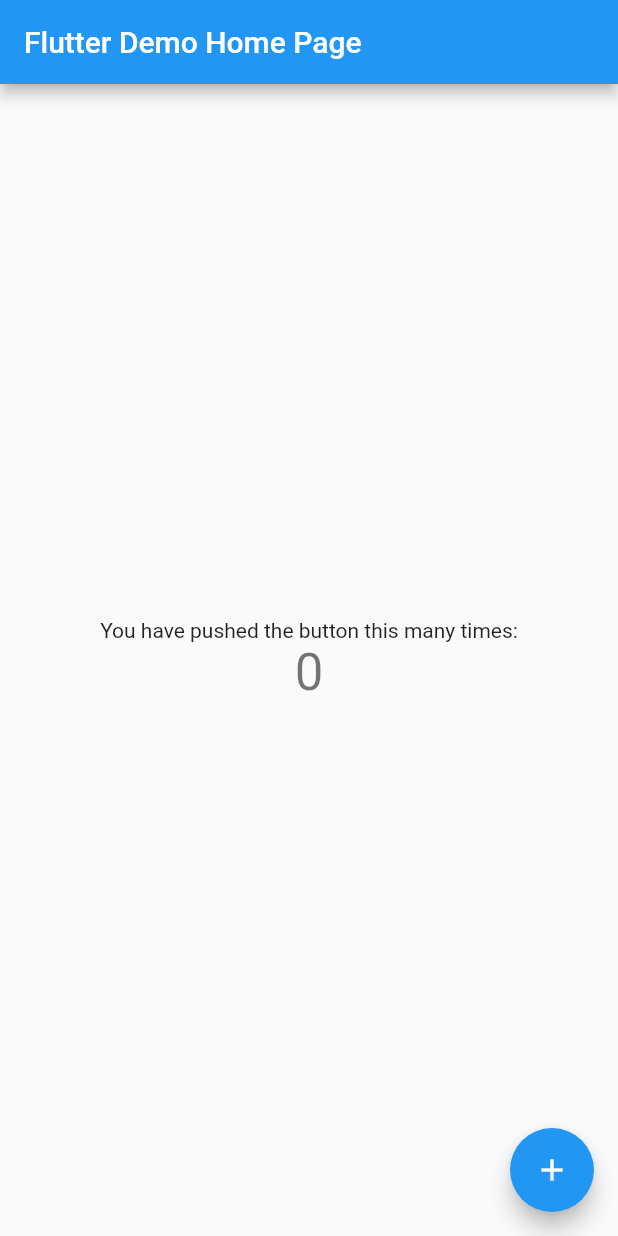
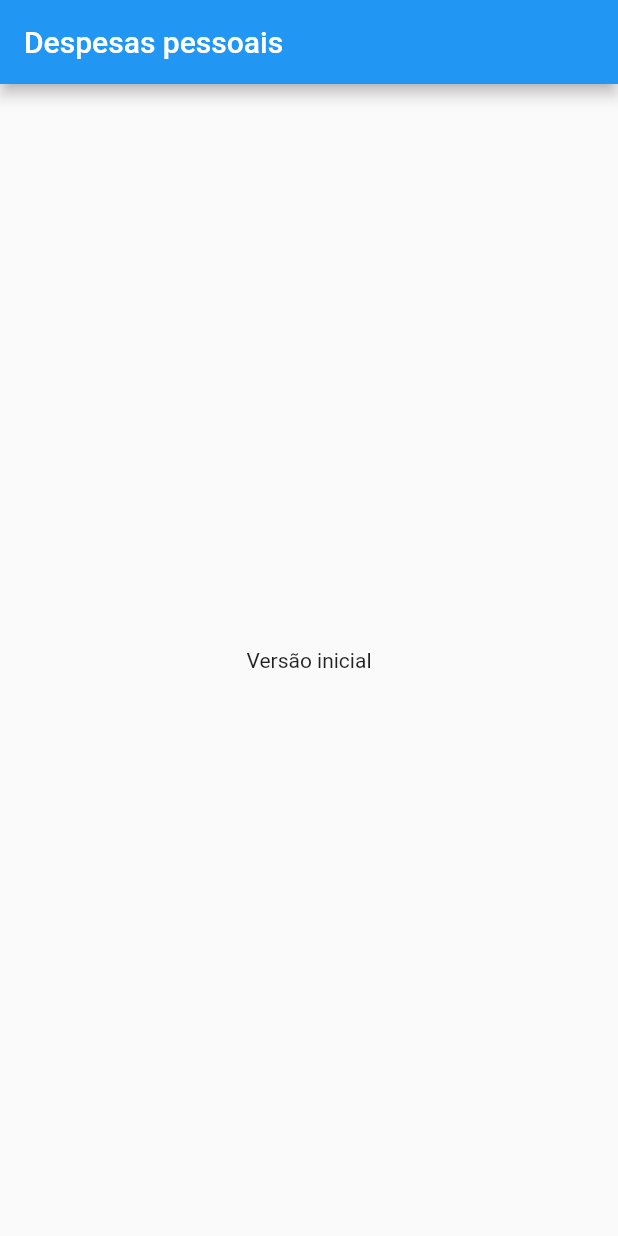
Before and after one commit to AlexBarroSS/yespense, a Flutter app: the screen it shows after launch, on a phone screen of 412 x 824 dp. Run offline on Flutter 3.47's test engine with Material 2 defaults, Android fonts, the phone set to English and light mode, and no system bars.

Commit message:
Ajustes no main

```diff
--- a/lib/main.dart
+++ b/lib/main.dart
@@ -1,113 +1,26 @@
 import 'package:flutter/material.dart';
 
-void main() {
-  runApp(MyApp());
-}
+main() => runApp(ExpensesApp());
 
-class MyApp extends StatelessWidget {
-  // This widget is the root of your application.
+class ExpensesApp extends StatelessWidget {
   @override
   Widget build(BuildContext context) {
     return MaterialApp(
-      title: 'Flutter Demo',
-      theme: ThemeData(
-        // This is the theme of your application.
-        //
-        // Try running your application with "flutter run". You'll see the
-        // application has a blue toolbar. Then, without quitting the app, try
-        // changing the primarySwatch below to Colors.green and then invoke
-        // "hot reload" (press "r" in the console where you ran "flutter run",
-        // or simply save your changes to "hot reload" in a Flutter IDE).
-        // Notice that the counter didn't reset back to zero; the application
-        // is not restarted.
-        primarySwatch: Colors.blue,
-      ),
-      home: MyHomePage(title: 'Flutter Demo Home Page'),
+      home: HomePage(),
     );
   }
 }
 
-class MyHomePage extends StatefulWidget {
-  MyHomePage({Key? key, required this.title}) : super(key: key);
-
-  // This widget is the home page of your application. It is stateful, meaning
-  // that it has a State object (defined below) that contains fields that affect
-  // how it looks.
-
-  // This class is the configuration for the state. It holds the values (in this
-  // case the title) provided by the parent (in this case the App widget) and
-  // used by the build method of the State. Fields in a Widget subclass are
-  // always marked "final".
-
-  final String title;
-
-  @override
-  _MyHomePageState createState() => _MyHomePageState();
-}
-
-class _MyHomePageState extends State<MyHomePage> {
-  int _counter = 0;
-
-  void _incrementCounter() {
-    setState(() {
-      // This call to setState tells the Flutter framework that something has
-      // changed in this State, which causes it to rerun the build method below
-      // so that the display can reflect the updated values. If we changed
-      // _counter without calling setState(), then the build method would not be
-      // called again, and so nothing would appear to happen.
-      _counter++;
-    });
-  }
-
+class HomePage extends StatelessWidget {
   @override
   Widget build(BuildContext context) {
-    // This method is rerun every time setState is called, for instance as done
-    // by the _incrementCounter method above.
-    //
-    // The Flutter framework has been optimized to make rerunning build methods
-    // fast, so that you can just rebuild anything that needs updating rather
-    // than having to individually change instances of widgets.
     return Scaffold(
       appBar: AppBar(
-        // Here we take the value from the MyHomePage object that was created by
-        // the App.build method, and use it to set our appbar title.
-        title: Text(widget.title),
+        title: Text("Despesas pessoais"),
       ),
       body: Center(
-        // Center is a layout widget. It takes a single child and positions it
-        // in the middle of the parent.
-        child: Column(
-          // Column is also a layout widget. It takes a list of children and
-          // arranges them vertically. By default, it sizes itself to fit its
-          // children horizontally, and tries to be as tall as its parent.
-          //
-          // Invoke "debug painting" (press "p" in the console, choose the
-          // "Toggle Debug Paint" action from the Flutter Inspector in Android
-          // Studio, or the "Toggle Debug Paint" command in Visual Studio Code)
-          // to see the wireframe for each widget.
-          //
-          // Column has various properties to control how it sizes itself and
-          // how it positions its children. Here we use mainAxisAlignment to
-          // center the children vertically; the main axis here is the vertical
-          // axis because Columns are vertical (the cross axis would be
-          // horizontal).
-          mainAxisAlignment: MainAxisAlignment.center,
-          children: <Widget>[
-            Text(
-              'You have pushed the button this many times:',
-            ),
-            Text(
-              '$_counter',
-              style: Theme.of(context).textTheme.headline4,
-            ),
-          ],
-        ),
+        child: Text('Versão inicial'),
       ),
-      floatingActionButton: FloatingActionButton(
-        onPressed: _incrementCounter,
-        tooltip: 'Increment',
-        child: Icon(Icons.add),
-      ), // This trailing comma makes auto-formatting nicer for build methods.
     );
   }
 }
```
Also changed, not shown: 1 other file.
